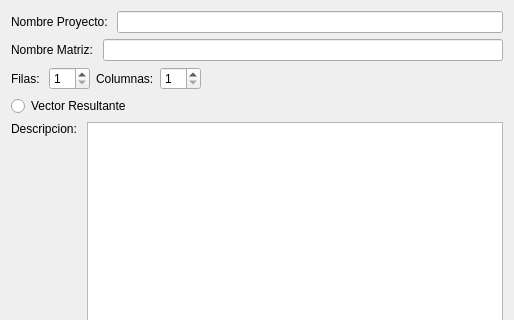
First picture: the form in Gamma/nuevo.ui, repository enrique76/Gamma, before the edit; both pictures show x 0 to 514 and y 0 to 320 of the 514 by 460 pixel window.
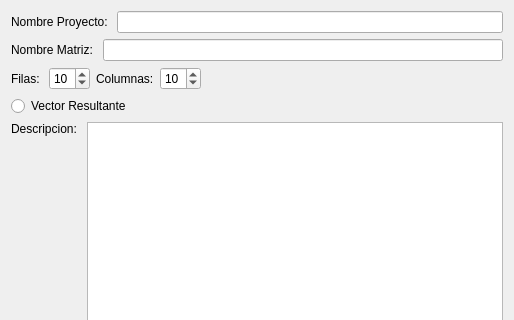
Second picture: the form after the edit. Icons and pictures are not drawn.

Diff of the .ui file:
```diff
--- a/Gamma/nuevo.ui
+++ b/Gamma/nuevo.ui
@@ -58,6 +58,9 @@
          <property name="minimum">
           <number>1</number>
          </property>
+         <property name="value">
+          <number>10</number>
+         </property>
         </widget>
        </item>
        <item>
@@ -72,6 +75,9 @@
          <property name="minimum">
           <number>1</number>
          </property>
+         <property name="value">
+          <number>10</number>
+         </property>
         </widget>
        </item>
        <item>
```
